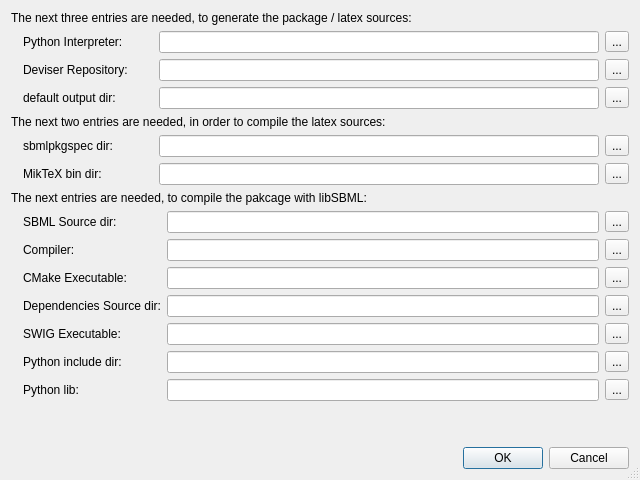
First picture: the form in ui/dialogpreferences.ui, repository sbmlteam/QtDeviser, before the edit.
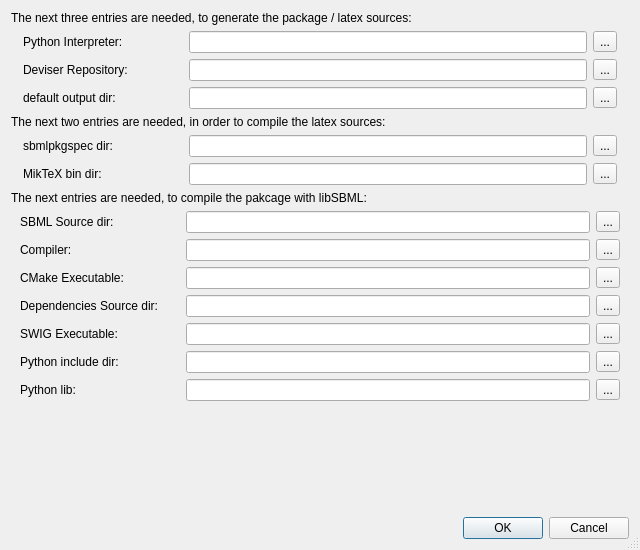
Second picture: the form after the edit.

Commit message: - fix layout for osx

```diff
--- a/ui/dialogpreferences.ui
+++ b/ui/dialogpreferences.ui
@@ -7,7 +7,7 @@
     <x>0</x>
     <y>0</y>
     <width>640</width>
-    <height>480</height>
+    <height>550</height>
    </rect>
   </property>
   <property name="windowTitle">
@@ -28,10 +28,20 @@
     </widget>
    </item>
    <item>
-    <layout class="QFormLayout" name="formLayout">
+    <widget class="QWidget" name="" native="true">
+     <layout class="QGridLayout" name="gridLayout_3">
      <property name="leftMargin">
       <number>12</number>
      </property>
+      <property name="topMargin">
+       <number>0</number>
+      </property>
+      <property name="rightMargin">
+       <number>12</number>
+      </property>
+      <property name="bottomMargin">
+       <number>0</number>
+      </property>
      <item row="0" column="0">
       <widget class="QLabel" name="lblPython">
        <property name="text">
@@ -78,7 +88,7 @@
       <widget class="QLabel" name="lblOutputDir">
        <property name="minimumSize">
         <size>
-         <width>130</width>
+          <width>160</width>
          <height>0</height>
         </size>
        </property>
@@ -102,6 +112,7 @@
       </layout>
      </item>
     </layout>
+    </widget>
    </item>
    <item>
     <widget class="QLabel" name="label_2">
@@ -111,15 +122,25 @@
     </widget>
    </item>
    <item>
-    <layout class="QFormLayout" name="formLayout_2">
+    <widget class="QWidget" name="" native="true">
+     <layout class="QGridLayout" name="gridLayout_2">
      <property name="leftMargin">
       <number>12</number>
      </property>
+      <property name="topMargin">
+       <number>0</number>
+      </property>
+      <property name="rightMargin">
+       <number>12</number>
+      </property>
+      <property name="bottomMargin">
+       <number>0</number>
+      </property>
      <item row="0" column="0">
       <widget class="QLabel" name="lblSbmlSpecDir">
        <property name="minimumSize">
         <size>
-         <width>130</width>
+          <width>160</width>
          <height>0</height>
         </size>
        </property>
@@ -164,6 +185,7 @@
       </layout>
      </item>
     </layout>
+    </widget>
    </item>
    <item>
     <widget class="QLabel" name="label_3">
@@ -173,9 +195,13 @@
     </widget>
    </item>
    <item>
-    <layout class="QFormLayout" name="formLayout_3">
-     <property name="leftMargin">
-      <number>12</number>
+    <widget class="QWidget" name="" native="true">
+     <layout class="QGridLayout" name="gridLayout">
+      <property name="topMargin">
+       <number>0</number>
+      </property>
+      <property name="bottomMargin">
+       <number>0</number>
      </property>
      <item row="0" column="0">
       <widget class="QLabel" name="lblSBMLSourceDir">
@@ -242,9 +268,15 @@
      </item>
      <item row="3" column="0">
       <widget class="QLabel" name="lblDependencies">
+        <property name="sizePolicy">
+         <sizepolicy hsizetype="Minimum" vsizetype="Preferred">
+          <horstretch>0</horstretch>
+          <verstretch>0</verstretch>
+         </sizepolicy>
+        </property>
        <property name="minimumSize">
         <size>
-         <width>130</width>
+          <width>160</width>
          <height>0</height>
         </size>
        </property>
@@ -331,6 +363,7 @@
       </layout>
      </item>
     </layout>
+    </widget>
    </item>
    <item>
     <spacer name="verticalSpacer">
```
Left out of the diff: 192 changed lines with no effect on the pictures. Lines whose indentation alone changed are shown as unchanged. The commit also changes 1 other file.
